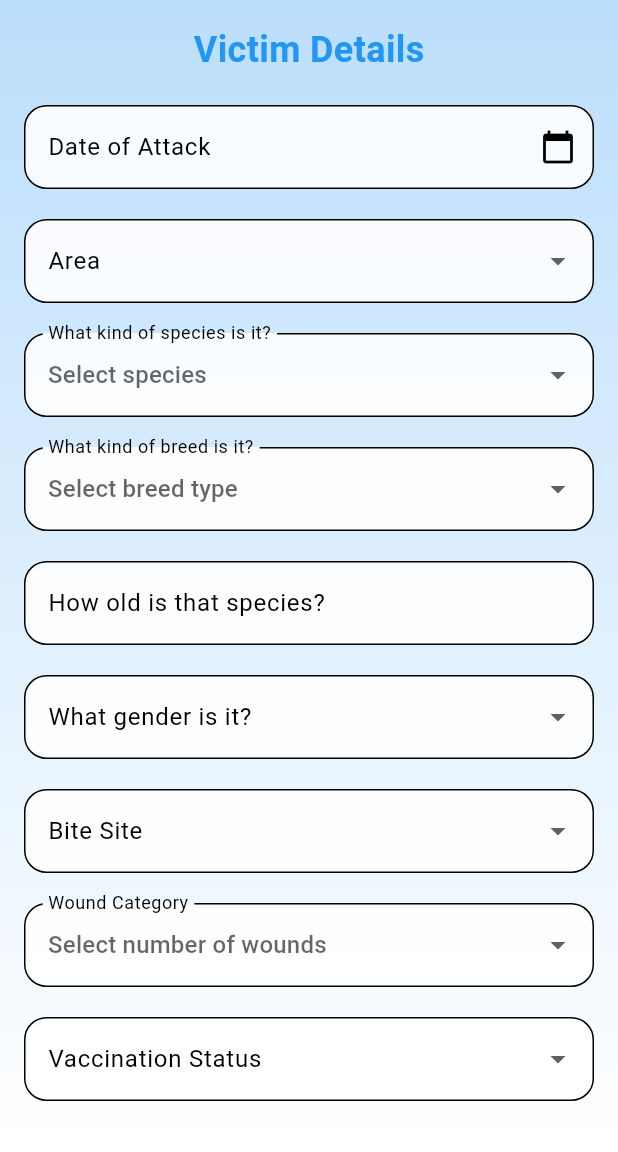
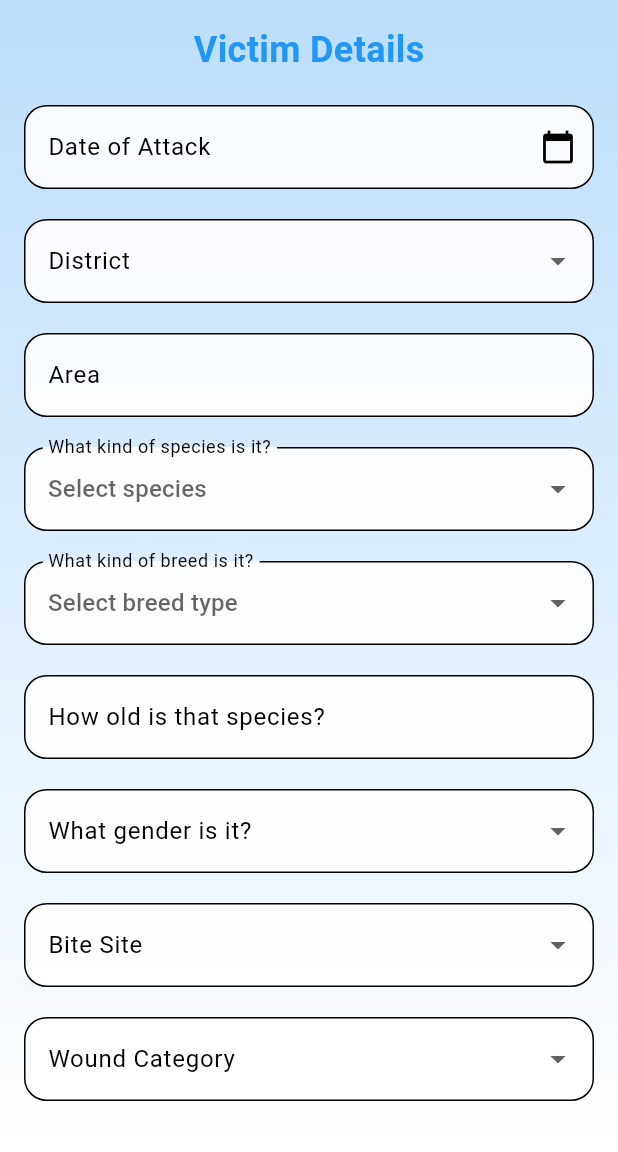
Before and after one commit to Charumadhi/DoctorApp, a Flutter app: the AttackFormPage screen opened directly with empty values, on a phone screen of 412 x 824 dp, the part 84-1236 px from its top. Run offline on Flutter 3.47's test engine with Material 3 defaults, Android fonts, the phone set to English and light mode, and no system bars; our stand-ins replace shared_preferences; accounts and stored records are empty.

Commit message:
Merge branch 'main' of https://github.com/Charumadhi/doctor_app
# Conflicts:
#	lib/attack_form.dart
#	lib/attacker_details.dart

```diff
--- a/lib/attack_form.dart
+++ b/lib/attack_form.dart
@@ -32,11 +32,15 @@ class _AttackFormPageState extends State<AttackFormPage> {
   String? _age; // tinyint in the backend
   String? _gender; // char in the backend
   String? _attackSite;
-  int? _woundCategory; // smallint in the backend
+  String? _woundCategory; // smallint in the backend
   String? _vaccinationStatus;  // No selection by default (nullable)
   bool? _boosterVaccination = null;  // No selection by default (nullable)
-  int? _pincode; // int in the backend
+  //int? _pincode; // int in the backend
   String? _breedDescription;
+  String? _district;
+  String? name;
+  String? address;
+  String? mobile;
 
 
   final TextEditingController _dateController = TextEditingController();
@@ -94,11 +98,11 @@ class _AttackFormPageState extends State<AttackFormPage> {
         'gender': _gender,
         'attackSite': _attackSite,
         'woundCategory': _woundCategory,
-        'vaccinationStatus': _vaccinationStatus, // Now this will be true or false
+        'vaccinationStatus': _vaccinationStatus,
         'boosterVaccination': _boosterVaccination,
-        'pincode': _pincode,
+        'district': _district,
+      };
 
-      };
 
       // Create a map to store the doctor details
       Map<String, dynamic> doctor = {
@@ -106,6 +110,13 @@ class _AttackFormPageState extends State<AttackFormPage> {
         'doctorName': widget.doctorName,
         'area': widget.area,
         'district': widget.district,
+      };
+
+      // Create a map to store the doctor details
+      Map<String, dynamic> owner = {
+        'name': name,
+        'address': address,
+        'mobile': mobile,
       };
 
       print('Doctor Details: $doctor');
@@ -119,6 +130,7 @@ class _AttackFormPageState extends State<AttackFormPage> {
             doctor: doctor,
             victim: victim,
             jwtToken: widget.jwtToken,
+            owner: owner,
           ),
         ),
       );
@@ -176,8 +188,15 @@ class _AttackFormPageState extends State<AttackFormPage> {
         child: Text(item),
       )).toList(),
       onChanged: onChanged,
+      validator: (value) {
+        if (value == null || value.isEmpty) {
+          return 'Please select a value';
+        }
+        return null;
+      },
     );
   }
+
 
   @override
   Widget build(BuildContext context) {
@@ -210,11 +229,23 @@ class _AttackFormPageState extends State<AttackFormPage> {
                 const SizedBox(height: 20),
                 _buildDateField(context),
                 const SizedBox(height: 20),
-                _buildDropdownField('Area', _area, ['Puducherry', 'Karaikal', 'Mahe', 'Yanam'], (value) {
+                _buildDropdownField('District', _district, ['Puducherry', 'Karaikal', 'Mahe', 'Yanam'], (value) {
+                  setState(() {
+                    _district = value;
+                  });
+                }),
+                const SizedBox(height: 20),
+                _buildTextField(
+                  'Area',
+                  null,
+                  'Enter area',
+                      (value) {
                     setState(() {
                       _area = value;
                     });
-                }),
+                  },
+                  //keyboardType: TextInputType.number,
+                ),
                 const SizedBox(height: 20),
                 DropdownButtonFormField<String>(
                   decoration: InputDecoration(
@@ -226,7 +257,7 @@ class _AttackFormPageState extends State<AttackFormPage> {
                     fillColor: Colors.white.withOpacity(0.9),
                   ),
                   value: _species,
-                  items: ['Dog', 'Cat', 'Goat', 'Cattle', 'Poultry']
+                  items: ['Dog', 'Cat', 'Goat', 'Cattle', 'Poultry', 'Sheep', 'Unknown']
                       .map((species) => DropdownMenuItem<String>(
                     value: species,
                     child: Text(species),
@@ -250,7 +281,7 @@ class _AttackFormPageState extends State<AttackFormPage> {
                     fillColor: Colors.white.withOpacity(0.9),
                   ),
                   value: _breed,
-                  items: ['Pure breed', 'Cross bred', 'Non-Descript (specify)']
+                  items: ['Pure breed', 'Cross breed', 'Non-Descript (specify)']
                       .map((breed) => DropdownMenuItem<String>(
                     value: breed,
                     child: Text(breed),
@@ -310,42 +341,43 @@ class _AttackFormPageState extends State<AttackFormPage> {
                   //keyboardType: TextInputType.number,
                 ),
                 const SizedBox(height: 20),
-                _buildDropdownField('What gender is it?', _gender, ['M', 'F'], (value) {
+                _buildDropdownField(
+                  'What gender is it?',
+                  _gender ,['M', 'F', 'Unknown'],
+                      (value) {
                     setState(() {
-                    _gender = value;
+                      _gender = value; // Store 'Unknown' if no value is selected
                     });
-                }),
+                  },
+                ),
                 const SizedBox(height: 20),
-                _buildDropdownField('Bite Site', _attackSite, ['Extremities of body', 'Hip region', 'chest region', 'neck and above'], (value) {
+                _buildDropdownField('Bite Site', _attackSite, ['Extremities of body', 'Hip region', 'chest region', 'neck and above', 'Head', 'Trunk', 'Forelimb', 'Hindlimb'], (value) {
                   setState(() {
                     _attackSite = value;
                   });
                 }),
                 const SizedBox(height: 20),
-            DropdownButtonFormField<int>(
+                DropdownButtonFormField<String>(
+                      value: _woundCategory,  // Remain null until user selection
+                      items: ['Severe', 'Moderate', 'Mild']
+                         .map((woundSeverity) => DropdownMenuItem<String>(
+                      value: woundSeverity,
+                      child: Text(woundSeverity),
+                  )).toList(),
+                  onChanged: (value) {
+                      setState(() {
+                        _woundCategory = value;  // Store selected value as a string
+                      });
+                  },
                   decoration: InputDecoration(
                       labelText: 'Wound Category',
                       border: OutlineInputBorder(
-                  borderRadius: BorderRadius.circular(15), // Match the border radius
+                        borderRadius: BorderRadius.circular(15),
                       ),
-                filled: true, // Add this to make the background color consistent
+                      filled: true,
                       fillColor: Colors.white.withOpacity(0.9),
                   ),
-              value: _woundCategory, // Initially selected value (null if none)
-              items: [1, 2, 3, 4]
-                  .map((wound) => DropdownMenuItem<int>(
-                value: wound,
-                child: Text(wound.toString()),
-              ))
-                  .toList(),
-              onChanged: (value) {
-                setState(() {
-                  _woundCategory = value!;
-                });
-              },
-              hint: Text('Select number of wounds'),
                ),
-
                 const SizedBox(height: 20),
                 DropdownButtonFormField<String>(
                   value: _vaccinationStatus,
@@ -423,17 +455,52 @@ class _AttackFormPageState extends State<AttackFormPage> {
 
                 const SizedBox(height: 20),
                 _buildTextField(
-                  'Enter your pincode',
+                  'Name of the owner',
                   null,
-                  'Enter pincode',
+                  'Enter name',
                       (value) {
                     setState(() {
-                      _pincode = int.tryParse(value);
+                      name = value;
                     });
                   },
-                  keyboardType: TextInputType.number,
+                  //keyboardType: TextInputType.number,
                 ),
-                const SizedBox(height: 30),
+                const SizedBox(height: 20),
+                _buildTextField(
+                  'Address of the owner',
+                  null,
+                  'Enter address',
+                      (value) {
+                    setState(() {
+                      address = value;
+                    });
+                  },
+                  //keyboardType: TextInputType.number,
+                ),
+                const SizedBox(height: 20),
+                _buildTextField(
+                  'Mobile number of the owner',
+                  null,
+                  'Enter mobile no',
+                      (value) {
+                    setState(() {
+                      mobile = value;
+                    });
+                  },
+                  //keyboardType: TextInputType.number,
+                ),
+                // _buildTextField(
+                //   'Enter your pincode',
+                //   null,
+                //   'Enter pincode',
+                //       (value) {
+                //     setState(() {
+                //       _pincode = int.tryParse(value);
+                //     });
+                //   },
+                //   keyboardType: TextInputType.number,
+                // ),
+                // const SizedBox(height: 30),
                 Center(
                   child: ElevatedButton(
                     onPressed: _submitForm,
--- a/pubspec.yaml
+++ b/pubspec.yaml
@@ -51,6 +51,7 @@ flutter:
     - assets/bg.avif
     - assets/bg1.avif
     - assets/crop.png
+    - assets/bg.jpeg
   # You can add custom fonts to your application here
   fonts:
     - family: Averia Gruesa Libre
```
Also changed, not shown: lib/attacker_details.dart (+175 -187 lines). Lines whose indentation alone changed are shown as unchanged.
